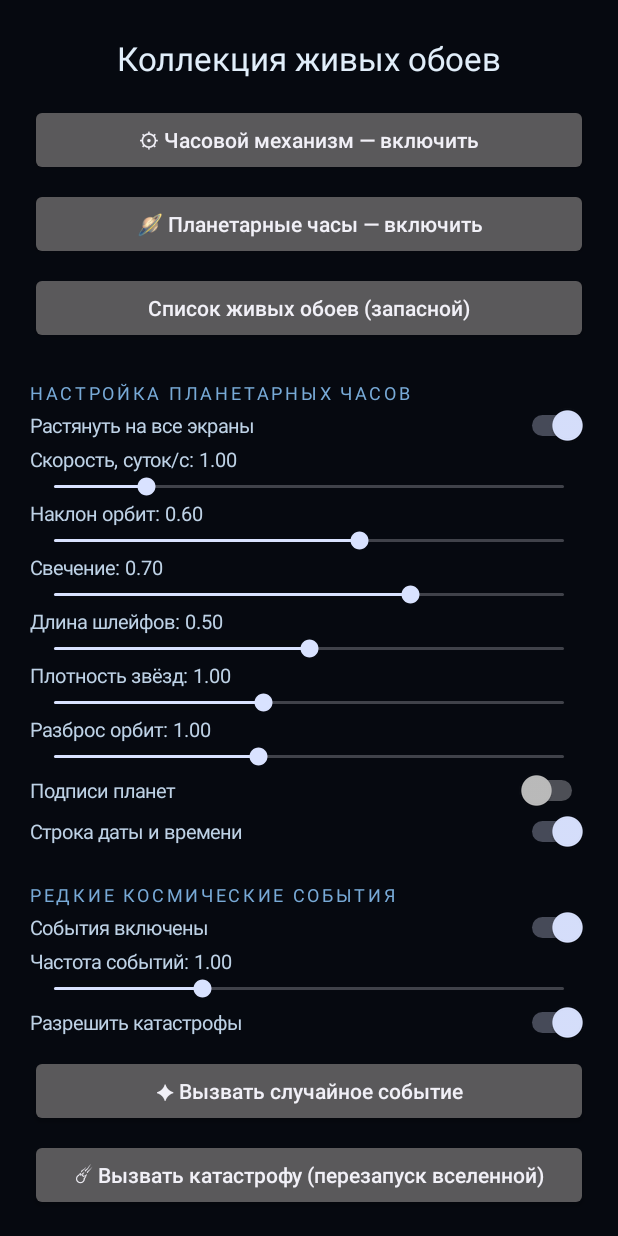
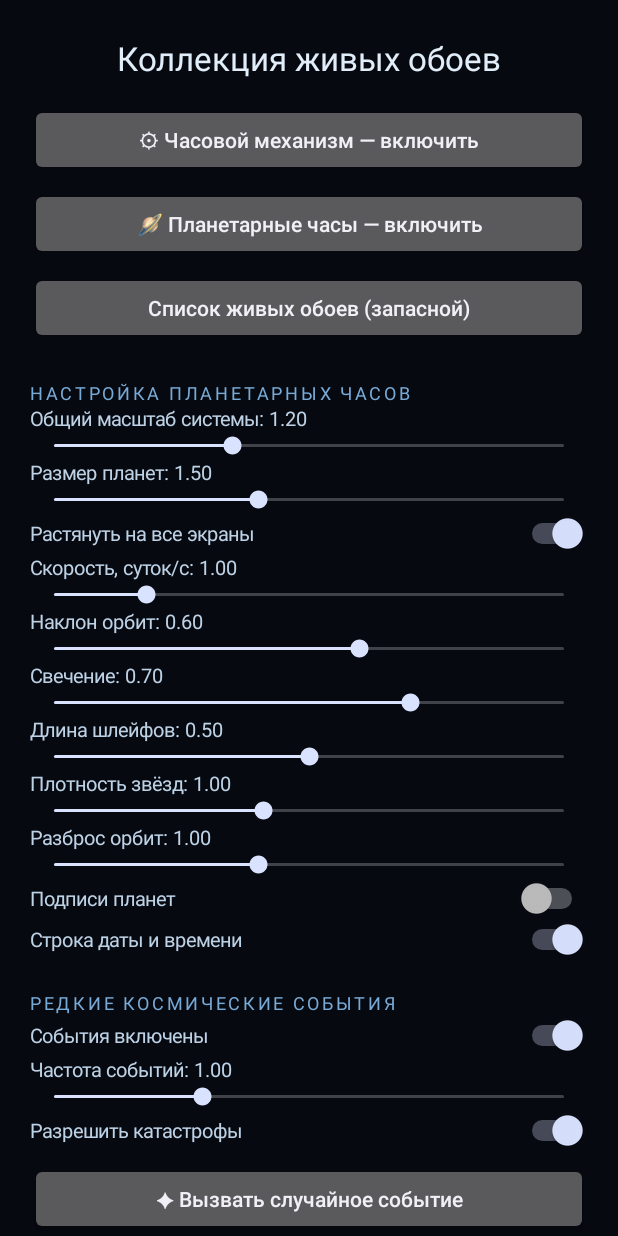
Before and after one commit to Radragast/Wallp, an Android app: the screen it shows after launch (MainActivity), on a phone screen of 412 x 824 dp. Run offline under Robolectric (Android 15) with nearby library versions, the phone set to English and light mode, and no system bars.

Commit message:
Update MainActivity.kt

```diff
--- a/app/src/main/java/com/example/gearwallpaper/MainActivity.kt
+++ b/app/src/main/java/com/example/gearwallpaper/MainActivity.kt
@@ -49,6 +49,11 @@ class MainActivity : Activity() {
 
         col.addView(space(dp(24)))
         col.addView(header("НАСТРОЙКА ПЛАНЕТАРНЫХ ЧАСОВ"))
+
+        // НОВЫЕ ПОЛЗУНКИ
+        slider(col, "Общий масштаб системы", OrreryPrefs.SYSTEM_SCALE, 0.5f, 2.5f)
+        slider(col, "Размер планет", OrreryPrefs.PLANET_SIZE, 0.5f, 3.0f)
+
         switch(col, "Растянуть на все экраны", OrreryPrefs.MULTI_SCREEN, true)
         slider(col, "Скорость, суток/с", OrreryPrefs.SPEED, 0.1f, 5f)
         slider(col, "Наклон орбит", OrreryPrefs.TILT, 0f, 1f)
@@ -99,7 +104,10 @@ class MainActivity : Activity() {
             OrreryPrefs.SPEED -> def.speed; OrreryPrefs.TILT -> def.tilt
             OrreryPrefs.GLOW -> def.glow; OrreryPrefs.TRAIL -> def.trail
             OrreryPrefs.STARS -> def.stars; OrreryPrefs.SPREAD -> def.spread
-            OrreryPrefs.RATE -> def.rate; else -> 1f
+            OrreryPrefs.RATE -> def.rate
+            OrreryPrefs.SYSTEM_SCALE -> def.systemScale
+            OrreryPrefs.PLANET_SIZE -> def.planetSize
+            else -> 1f
         })
         val tv = TextView(this).apply {
             textSize = 13f; setTextColor(Color.rgb(190, 210, 230))
```
